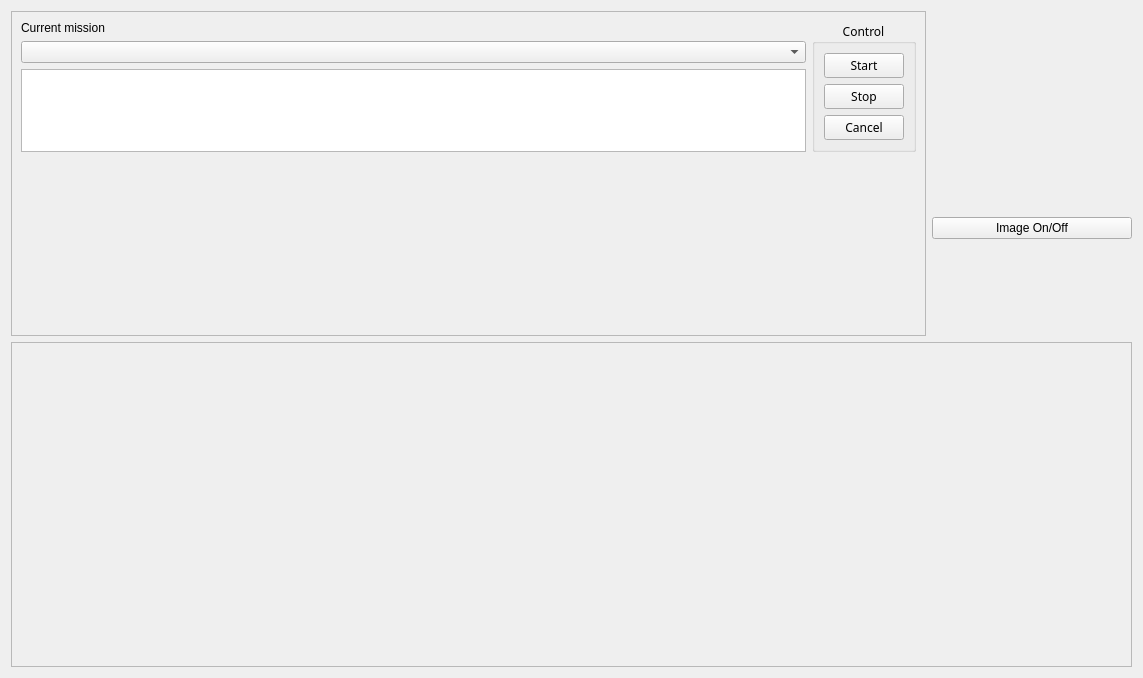
The window that agentes/mission_controller_giraff/src/localUI.ui (robocomp/robocomp-giraff) describes before a commit, drawn with Qt 5.
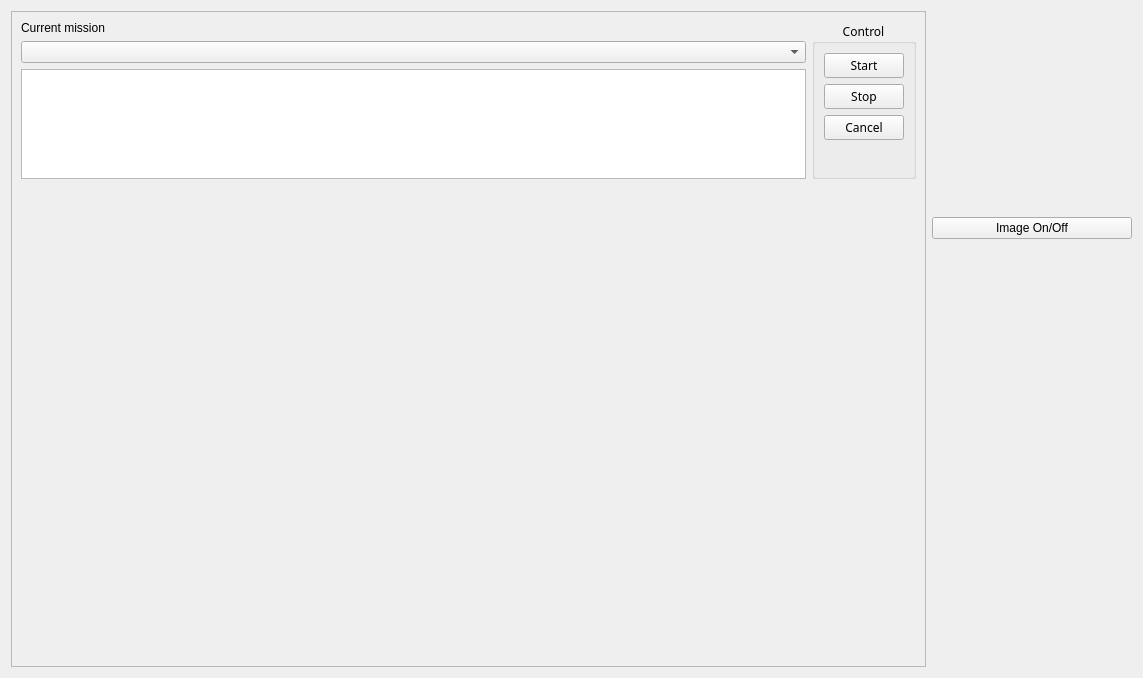
The same window after the commit.

```diff
--- a/agentes/mission_controller_giraff/src/localUI.ui
+++ b/agentes/mission_controller_giraff/src/localUI.ui
@@ -186,23 +186,6 @@
      </item>
     </layout>
    </item>
-   <item>
-    <widget class="QScrollArea" name="scrollArea">
-     <property name="widgetResizable">
-      <bool>true</bool>
-     </property>
-     <widget class="QWidget" name="scrollAreaWidgetContents">
-      <property name="geometry">
-       <rect>
-        <x>0</x>
-        <y>0</y>
-        <width>1123</width>
-        <height>325</height>
-       </rect>
-      </property>
-     </widget>
-    </widget>
-   </item>
   </layout>
  </widget>
  <resources/>
```
